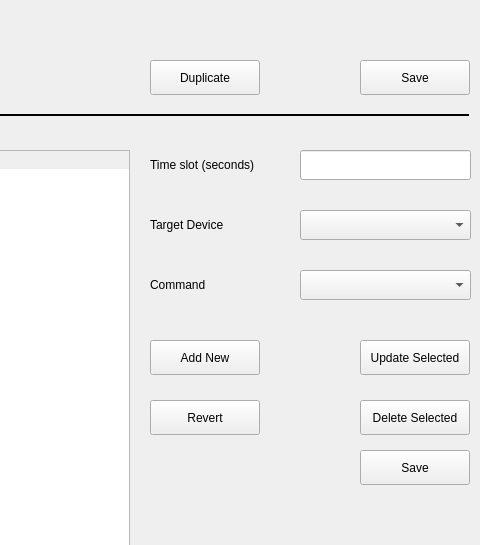
Before: the Qt Designer form UI Resources/cycleedit.ui in westerlymerlin/UCL-PYMS, drawn with Qt 5; both pictures show x 410 to 890 and y 120 to 665 of the 890 by 900 pixel window.
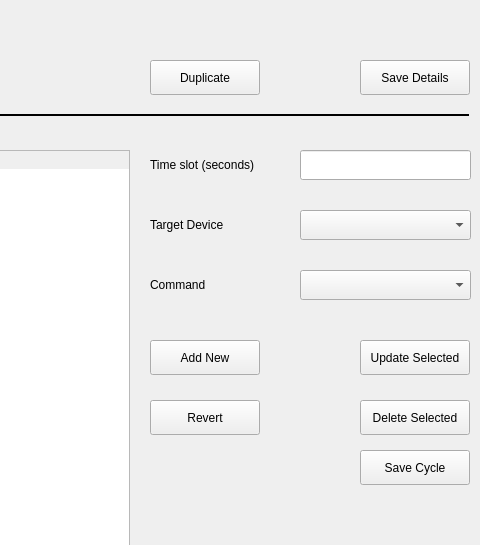
After: the same form once the commit is applied. Icons and pictures are not drawn.

Patch:
```diff
--- a/UI Resources/cycleedit.ui
+++ b/UI Resources/cycleedit.ui
@@ -281,7 +281,7 @@
     <string>Save thesee changes to the database</string>
    </property>
    <property name="text">
-    <string>Save</string>
+    <string>Save Cycle</string>
    </property>
   </widget>
   <widget class="QPushButton" name="btnRevert">
@@ -467,7 +467,7 @@
     <string>Save thesee changes to the database</string>
    </property>
    <property name="text">
-    <string>Save</string>
+    <string>Save Details</string>
    </property>
   </widget>
   <widget class="QPushButton" name="btnDuplicate">
```
